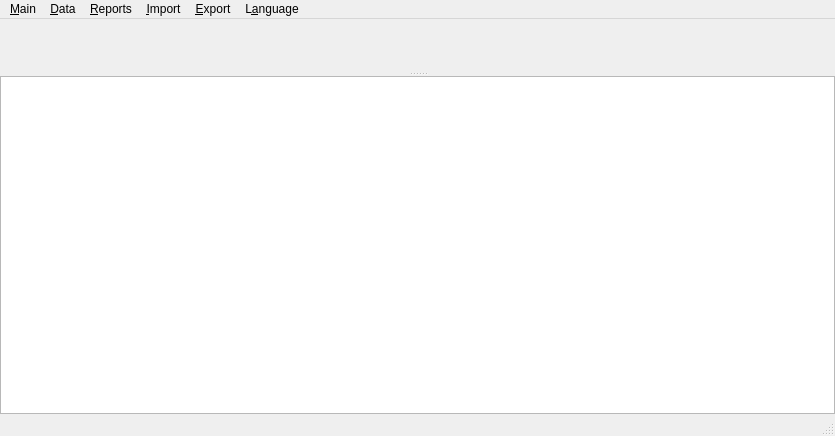
Before: the Qt Designer form jal/ui/main_window.ui in titov-vv/jal, drawn with Qt 5.
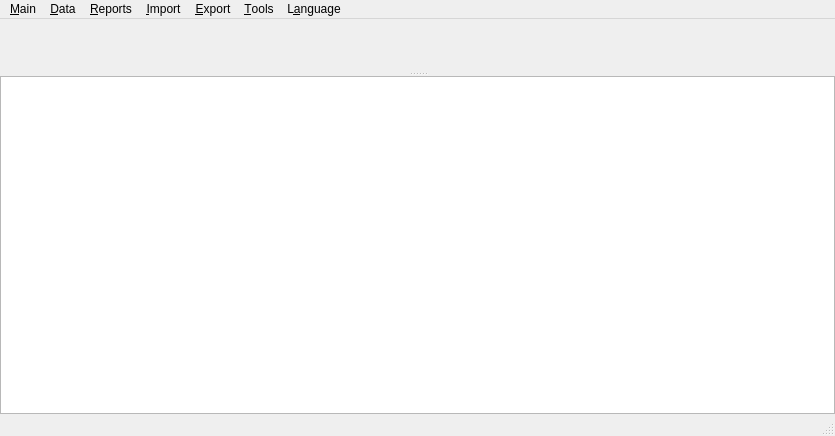
After: the same form once the commit is applied. Custom widgets are drawn as their Qt base class.

Commit message: New menu item "Tools" moved from code to UI-file

Patch:
```diff
--- a/jal/ui/main_window.ui
+++ b/jal/ui/main_window.ui
@@ -59,7 +59,7 @@
      <x>0</x>
      <y>0</y>
      <width>835</width>
-     <height>23</height>
+     <height>24</height>
     </rect>
    </property>
    <widget class="QMenu" name="menuMain">
@@ -120,11 +120,18 @@
      <string>&amp;Reports</string>
     </property>
    </widget>
+   <widget class="QMenu" name="menu_Tools">
+    <property name="title">
+     <string>&amp;Tools</string>
+    </property>
+    <addaction name="actionMergeRuTaxFiles"/>
+   </widget>
    <addaction name="menuMain"/>
    <addaction name="menu_Data"/>
    <addaction name="menuReports"/>
    <addaction name="menuImport"/>
    <addaction name="menu_Export"/>
+   <addaction name="menu_Tools"/>
    <addaction name="menuLanguage"/>
   </widget>
   <widget class="QStatusBar" name="StatusBar"/>
```
Left out of the diff: 9 changed lines with no effect on the pictures. The commit also changes 2 other files.
